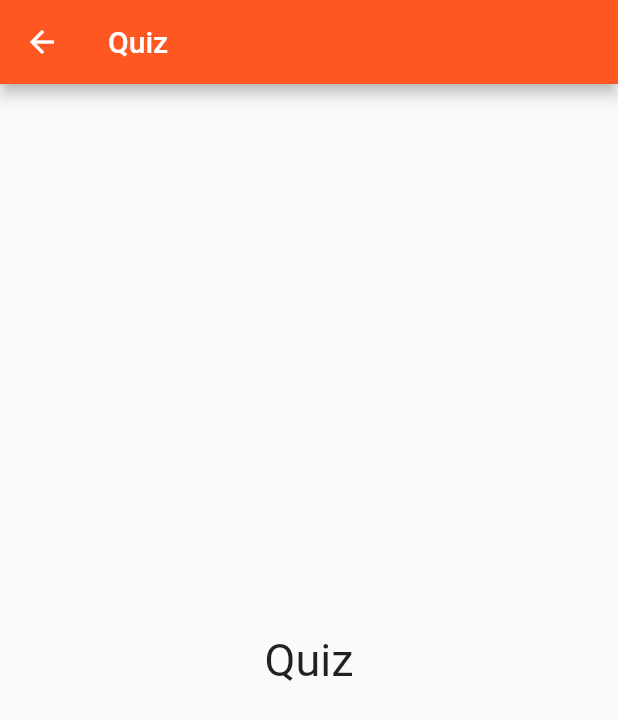
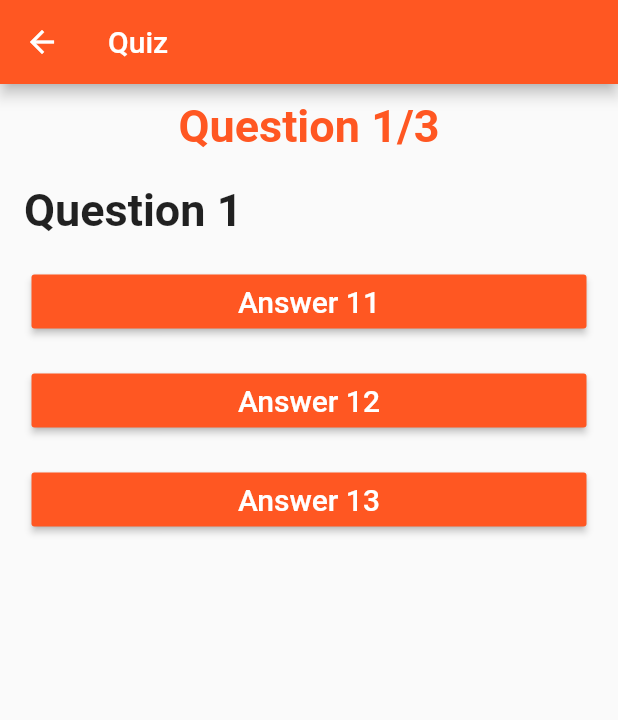
Before and after one commit to camara94/tutoflutter, a Flutter app: the screen it shows after launch, in the side drawer, after a tap on "Quiz", on a phone screen of 412 x 824 dp. Shown: the top 720 px of the screen. Run offline on Flutter 3.47's test engine with Material 2 defaults, Android fonts, the phone set to English and light mode, and no system bars; network calls fail.

Commit message:
création de la page quiz

```diff
--- a/my_second_app_in_flutter/lib/quiz.dart
+++ b/my_second_app_in_flutter/lib/quiz.dart
@@ -1,11 +1,110 @@
 import 'package:flutter/material.dart';
 
-class Quiz extends StatelessWidget {
+class Quiz extends StatefulWidget {
+  @override
+  _QuizState createState() => _QuizState();
+}
+
+class _QuizState extends State<Quiz> {
+  int currentQuestion = 0;
+  int score = 0;
+
+  var quiz = [
+    {
+      'title': 'Question 1',
+      'answers': [
+        {'answer': 'Answer 11', 'correct': false},
+        {'answer': 'Answer 12', 'correct': true},
+        {'answer': 'Answer 13', 'correct': false}
+      ]
+    },
+    {
+      'title': 'Question 2',
+      'answers': [
+        {'answer': 'Answer 21', 'correct': true},
+        {'answer': 'Answer 22', 'correct': false},
+        {'answer': 'Answer 23', 'correct': false},
+      ]
+    },
+    {
+      'title': 'Question 3',
+      'answers': [
+        {'answer': 'Answer 31', 'correct': false},
+        {'answer': 'Answer 32', 'correct': false},
+        {'answer': 'Answer 33', 'correct': true},
+      ]
+    }
+  ];
+
   @override
   Widget build(BuildContext context) {
     return Scaffold(
-      appBar: AppBar(title: Text('Quiz'), backgroundColor: Colors.deepOrange,),
-      body: Center(child: Text('Quiz', style: TextStyle(fontSize: 30),)),
+      appBar: AppBar(
+        title: Text('Quiz'),
+        backgroundColor: Colors.deepOrange,
+      ),
+      body: (this.currentQuestion >= quiz.length) ?
+          Center(
+            child: Center(
+                child: Column(
+                  mainAxisAlignment: MainAxisAlignment.center,
+                  children: <Widget>[
+                    Text(
+                      'Score: ${(100*score/quiz.length).round()}',
+                      style: TextStyle(fontWeight: FontWeight.bold, fontSize: 30),),
+                      RaisedButton(
+                        color: Colors.deepOrange,
+                        onPressed: (){
+                          setState(() {
+                            this.currentQuestion = 0;
+                          });
+                        },
+                        child: Text('Restart...'),
+                        textColor: Colors.white,
+                      )
+                  ],
+                ),
+            )
+          )
+          : ListView(
+        children: <Widget>[
+          ListTile(
+            title: Center(
+                child: Text(
+              "Question ${currentQuestion + 1}/${quiz.length}",
+              style: TextStyle(
+                  fontSize: 30,
+                  color: Colors.deepOrange,
+                  fontWeight: FontWeight.bold),
+            )),
+          ),
+          ListTile(
+            title: Text(
+              quiz[currentQuestion]['title'],
+              style: TextStyle(fontSize: 30, fontWeight: FontWeight.bold),
+            ),
+          ),
+          ...(quiz[currentQuestion]['answers'] as List<Map<String, Object>>).map( (answer) =>
+              ListTile(
+                  title: Padding(
+                    padding: const EdgeInsets.all(5.0),
+                    child: RaisedButton(
+                      color: Colors.deepOrange, textColor: Colors.white,
+                      onPressed: (){
+                        setState(() {
+                          if ( answer['correct'] == true ){
+                            ++score;
+                          }
+                          ++currentQuestion;
+                        });
+                      },
+                      child: Text(answer['answer'], style: TextStyle(fontSize: 20),),
+                    ),
+                  ),
+              )
+          ),
+        ],
+      ),
     );
   }
 }
--- a/my_second_app_in_flutter/pubspec.yaml
+++ b/my_second_app_in_flutter/pubspec.yaml
@@ -14,7 +14,7 @@ description: A new Flutter project.
 version: 1.0.0+1
 
 environment:
-  sdk: ">=2.1.0 <3.0.0"
+  sdk: ">=2.2.2 <3.0.0"
 
 dependencies:
   flutter:
```
